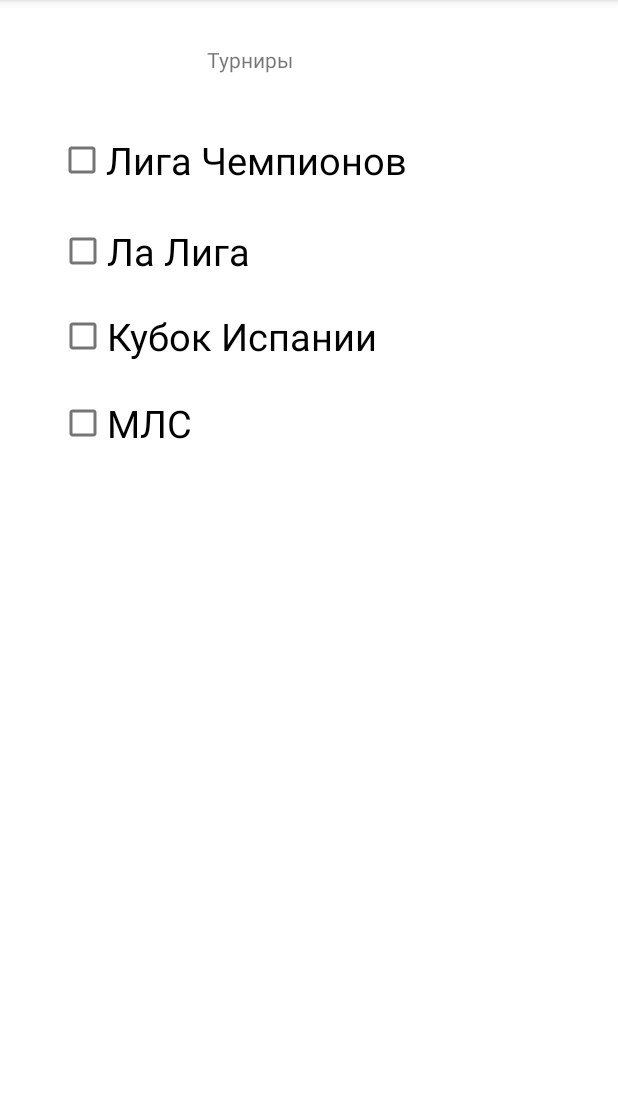
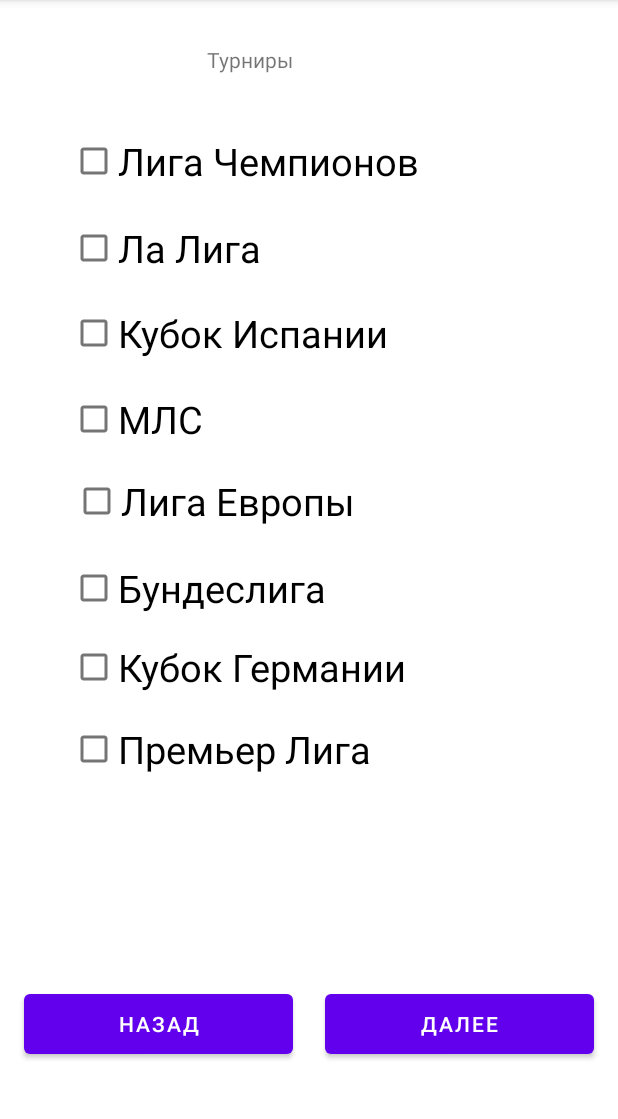
Before and after one commit to jk2911/lab3, an Android app: the TournamentActivity screen opened directly, with no data from a screen before it, on a phone screen of 412 x 824 dp, the part 84-1203 px from its top. Run offline under Robolectric (Android 15) with nearby library versions, the phone set to English and light mode, and no system bars.

Commit message:
add all tournament, change style for check box

```diff
--- a/app/src/main/java/maxim/goy/lab3/StadiumActivity.java
+++ b/app/src/main/java/maxim/goy/lab3/StadiumActivity.java
@@ -47,7 +47,7 @@ public class StadiumActivity extends AppCompatActivity {
         } catch (IOException e) {
             e.printStackTrace();
         }
-        Intent intent = new Intent(this, MainActivity.class);
+        Intent intent = new Intent(this, TournamentActivity.class);
         startActivity(intent);
     }
     public void nextPage(View v){
--- a/app/src/main/java/maxim/goy/lab3/TournamentActivity.java
+++ b/app/src/main/java/maxim/goy/lab3/TournamentActivity.java
@@ -3,6 +3,7 @@ package maxim.goy.lab3;
 import androidx.appcompat.app.AppCompatActivity;
 
 import android.os.Bundle;
+import android.view.View;
 
 public class TournamentActivity extends AppCompatActivity {
 
@@ -11,4 +12,10 @@ public class TournamentActivity extends AppCompatActivity {
         super.onCreate(savedInstanceState);
         setContentView(R.layout.activity_tournament);
     }
+    public void nextPage(View v){
+
+    }
+    public void backPage(View v){
+
+    }
 }
--- a/app/src/main/res/layout/activity_tournament.xml
+++ b/app/src/main/res/layout/activity_tournament.xml
@@ -21,20 +21,16 @@
     <CheckBox
         android:id="@+id/ChampionsLeague"
         style="@style/CheckBox"
-        android:layout_width="wrap_content"
-        android:layout_height="wrap_content"
         android:text="Лига Чемпионов"
         app:layout_constraintBottom_toBottomOf="parent"
         app:layout_constraintEnd_toEndOf="parent"
-        app:layout_constraintHorizontal_bias="0.216"
+        app:layout_constraintHorizontal_bias="0.144"
         app:layout_constraintStart_toStartOf="parent"
         app:layout_constraintTop_toTopOf="parent"
-        app:layout_constraintVertical_bias="0.115" />
+        app:layout_constraintVertical_bias="0.121" />
 
     <CheckBox
         android:id="@+id/LaLiga"
-        android:layout_width="151dp"
-        android:layout_height="40dp"
         android:text="Ла Лига"
         style="@style/CheckBox"
         app:layout_constraintBottom_toBottomOf="parent"
@@ -47,20 +43,16 @@
     <CheckBox
         android:id="@+id/CupSpain"
         style="@style/CheckBox"
-        android:layout_width="300dp"
-        android:layout_height="40dp"
         android:text="Кубок Испании"
         app:layout_constraintBottom_toBottomOf="parent"
         app:layout_constraintEnd_toEndOf="parent"
-        app:layout_constraintHorizontal_bias="0.351"
+        app:layout_constraintHorizontal_bias="0.144"
         app:layout_constraintStart_toStartOf="parent"
         app:layout_constraintTop_toTopOf="parent"
         app:layout_constraintVertical_bias="0.28" />
 
     <CheckBox
         android:id="@+id/MLS"
-        android:layout_width="151dp"
-        android:layout_height="40dp"
         android:text="МЛС"
         style="@style/CheckBox"
         app:layout_constraintBottom_toBottomOf="parent"
@@ -70,5 +62,75 @@
         app:layout_constraintTop_toTopOf="parent"
         app:layout_constraintVertical_bias="0.36" />
 
+    <CheckBox
+        android:id="@+id/EuropaLeague"
+        style="@style/CheckBox"
+        android:text="Лига Европы"
+        app:layout_constraintBottom_toBottomOf="parent"
+        app:layout_constraintEnd_toEndOf="parent"
+        app:layout_constraintHorizontal_bias="0.173"
+        app:layout_constraintStart_toStartOf="parent"
+        app:layout_constraintTop_toTopOf="parent"
+        app:layout_constraintVertical_bias="0.436" />
+
+    <CheckBox
+        android:id="@+id/Bundesliga"
+        style="@style/CheckBox"
+        android:text="Бундеслига"
+        app:layout_constraintBottom_toBottomOf="parent"
+        app:layout_constraintEnd_toEndOf="parent"
+        app:layout_constraintHorizontal_bias="0.15"
+        app:layout_constraintStart_toStartOf="parent"
+        app:layout_constraintTop_toTopOf="parent"
+        app:layout_constraintVertical_bias="0.516" />
+
+    <CheckBox
+        android:id="@+id/CupGerman"
+        style="@style/CheckBox"
+        android:text="Кубок Германии"
+        app:layout_constraintBottom_toBottomOf="parent"
+        app:layout_constraintEnd_toEndOf="parent"
+        app:layout_constraintHorizontal_bias="0.144"
+        app:layout_constraintStart_toStartOf="parent"
+        app:layout_constraintTop_toTopOf="parent"
+        app:layout_constraintVertical_bias="0.589" />
+
+    <CheckBox
+        android:id="@+id/PremierLeague"
+        style="@style/CheckBox"
+        android:text="Премьер Лига"
+        app:layout_constraintBottom_toBottomOf="parent"
+        app:layout_constraintEnd_toEndOf="parent"
+        app:layout_constraintHorizontal_bias="0.15"
+        app:layout_constraintStart_toStartOf="parent"
+        app:layout_constraintTop_toTopOf="parent"
+        app:layout_constraintVertical_bias="0.665" />
+
+    <Button
+        android:id="@+id/next"
+        android:layout_width="179dp"
+        android:layout_height="52dp"
+        android:text="Далее"
+        android:onClick="nextPage"
+        app:layout_constraintBottom_toBottomOf="parent"
+        app:layout_constraintEnd_toEndOf="parent"
+        app:layout_constraintHorizontal_bias="0.931"
+        app:layout_constraintStart_toStartOf="parent"
+        app:layout_constraintTop_toTopOf="parent"
+        app:layout_constraintVertical_bias="0.917" />
+
+    <Button
+        android:id="@+id/back"
+        android:layout_width="179dp"
+        android:layout_height="52dp"
+        android:onClick="backPage"
+        android:text="Назад"
+        app:layout_constraintBottom_toBottomOf="parent"
+        app:layout_constraintEnd_toEndOf="parent"
+        app:layout_constraintHorizontal_bias="0.068"
+        app:layout_constraintStart_toStartOf="parent"
+        app:layout_constraintTop_toTopOf="parent"
+        app:layout_constraintVertical_bias="0.917" />
+
 
 </androidx.constraintlayout.widget.ConstraintLayout>
--- a/app/src/main/res/values/themes.xml
+++ b/app/src/main/res/values/themes.xml
@@ -15,5 +15,9 @@
     </style>
     <style name="CheckBox">
         <item name="android:textSize">25dp</item>
+        <item name="android:layout_width">300dp</item>
+        <item name="android:layout_height">40dp</item>
+        <item name="android:layout_marginLeft">35dp</item>
+        <item name="android:layout_marginBottom">7dp</item>
     </style>
 </resources>
```
